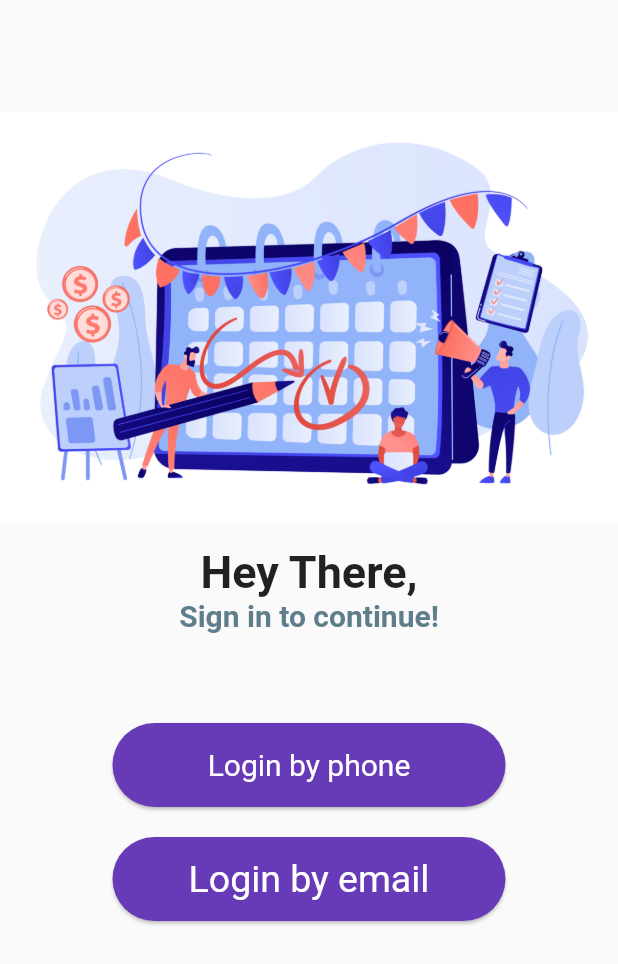
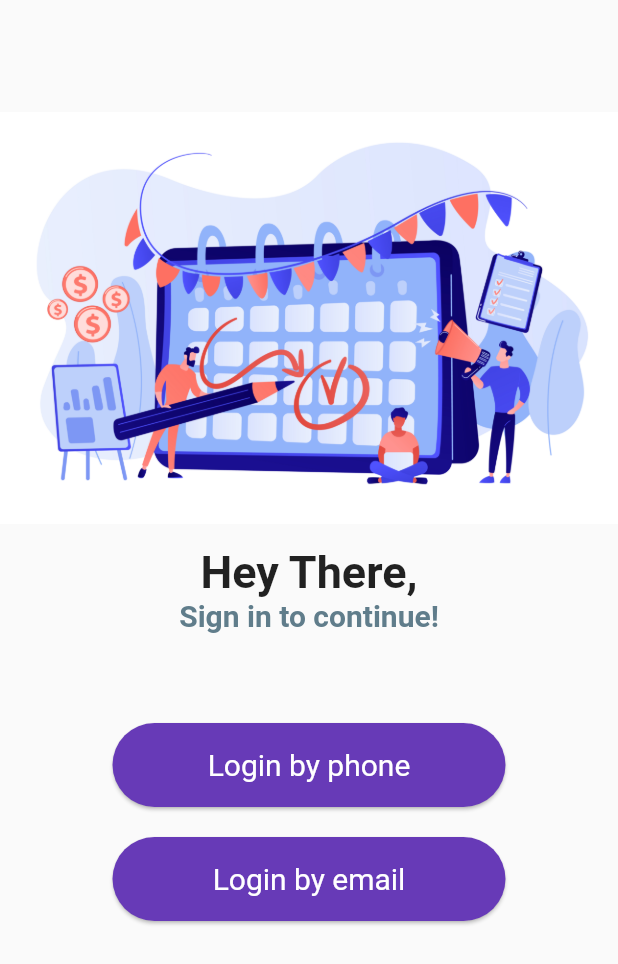
Before and after one commit to ajeetach97701/event_management_system, a Flutter app: the screen it shows after launch, on a phone screen of 412 x 824 dp. Shown: the top 964 px of the screen. Run offline on Flutter 3.47's test engine with Material 2 defaults, Android fonts, the phone set to English and light mode, and no system bars; Roboto replaces fonts that are missing (Source Sans Pro, SourceSansPro).

Commit message:
first commit

```diff
--- a/lib/main.dart
+++ b/lib/main.dart
@@ -86,7 +86,7 @@ class MyApp extends StatelessWidget {
                             "Login by email",
                             style: TextStyle(
                                 fontFamily: 'SourceSansPro',
-                                fontSize: 25.0,
+                                fontSize: 20.0,
                                 color: Colors.white),
                           ),
                         ),
```
